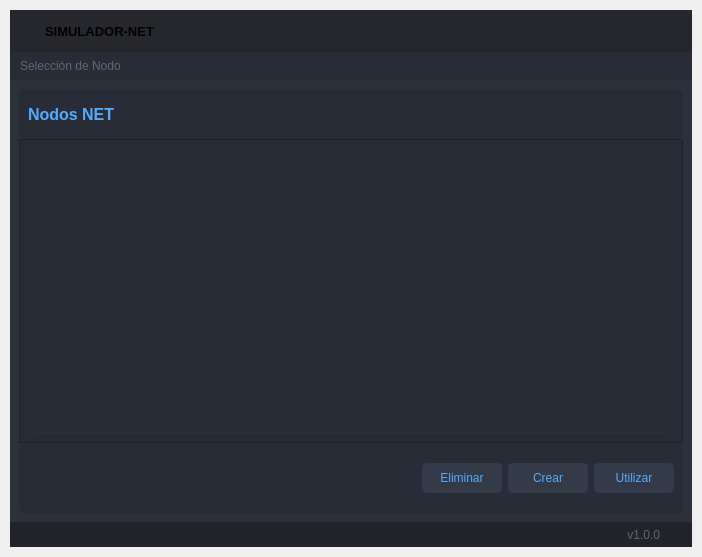
Qt form visuals/netSelector.ui (dariolggomez/NET-Simulator) before a commit.
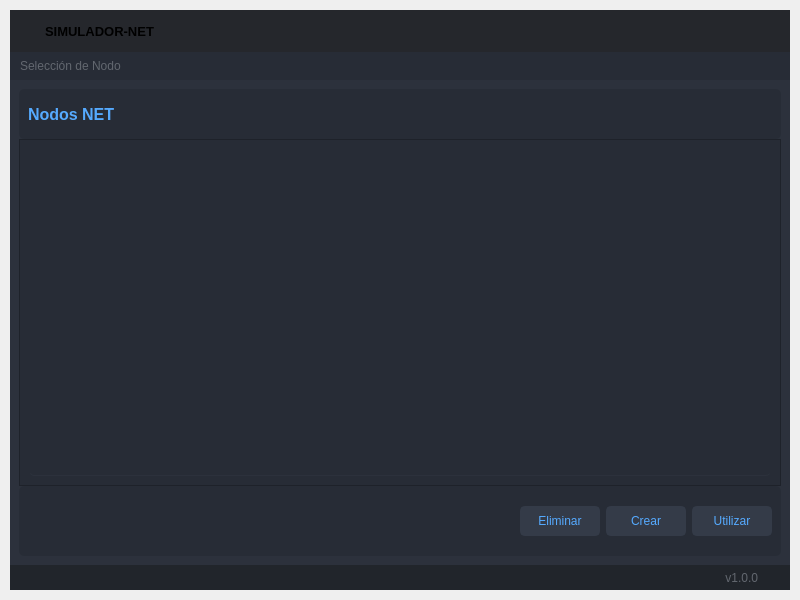
The same form after that commit. Icons and pictures are not drawn.

Commit message: updated net selector controller and ui

What changed in the file:
```diff
--- a/visuals/netSelector.ui
+++ b/visuals/netSelector.ui
@@ -1,28 +1,19 @@
 <?xml version="1.0" encoding="UTF-8"?>
 <ui version="4.0">
  <class>NetSelector</class>
- <widget class="QWidget" name="NetSelector">
+ <widget class="QMainWindow" name="NetSelector">
   <property name="geometry">
    <rect>
     <x>0</x>
     <y>0</y>
-    <width>702</width>
-    <height>557</height>
+    <width>800</width>
+    <height>600</height>
    </rect>
   </property>
   <property name="windowTitle">
    <string>Form</string>
   </property>
-  <property name="styleSheet">
-   <string notr="true">background: transparent;
-color: rgb(210, 210, 210); 
-QToolTip {
-	color: #ffffff;
-	background-color: rgba(27, 29, 35, 160);
-	border: 1px solid rgb(40, 40, 40);
-	border-radius: 2px;
-}</string>
-  </property>
+  <widget class="QWidget" name="centralwidget">
   <layout class="QVBoxLayout" name="central_widget_layout">
    <property name="spacing">
     <number>8</number>
@@ -1419,6 +1410,7 @@
     </widget>
    </item>
   </layout>
+  </widget>
  </widget>
  <resources>
   <include location="../../HEATS-BOARD/visuals/files.qrc"/>
```
Left out of the diff: 4 changed lines with no effect on the pictures. Lines whose indentation alone changed are shown as unchanged. The commit also changes 2 other files.
